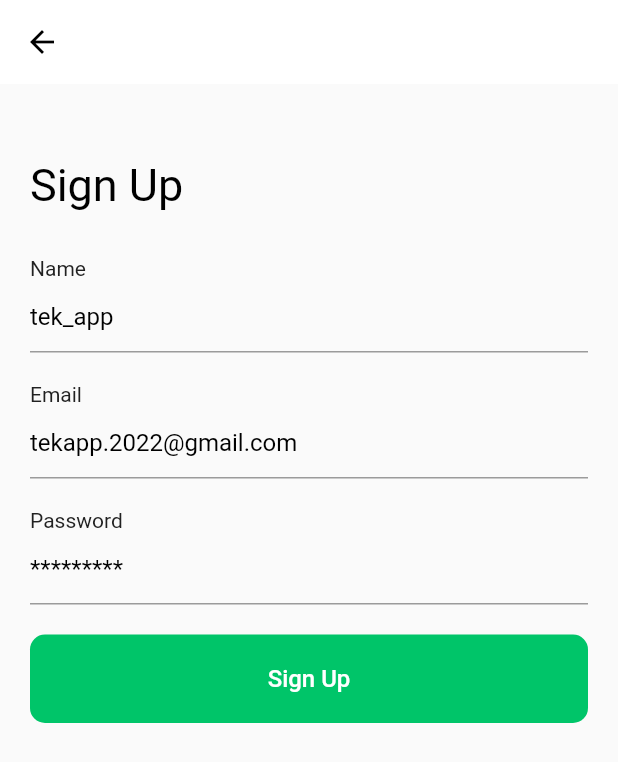
After one commit to huseyindervis19/TekApp, a Flutter app: the screen it shows after launch, after a tap on "Sign Up", on a phone screen of 412 x 824 dp. The commit adds this screen. Shown: the top 762 px of the screen. Run offline on Flutter 3.47's test engine with Material 2 defaults, Android fonts, the phone set to English and light mode, and no system bars; our stand-ins replace firebase_auth, firebase_core, get, google_sign_in; missing offline and left inert: flutter_login_facebook; accounts and stored records are empty.

Commit message:
add register screeen

```diff
--- a/lib/view/auth/login_screen.dart
+++ b/lib/view/auth/login_screen.dart
@@ -2,6 +2,7 @@ import 'package:flutter/material.dart';
 import 'package:get/get.dart';
 import 'package:tek_app/constance.dart';
 import 'package:tek_app/core/view_model/auth_view_model.dart';
+import 'package:tek_app/view/auth/register_view.dart';
 import 'package:tek_app/view/widgets/custom_button.dart';
 import 'package:tek_app/view/widgets/custom_button_social.dart';
 import 'package:tek_app/view/widgets/custom_text.dart';
@@ -30,10 +31,15 @@ class LoginScreen extends GetWidget<AuthViewModel> {
                     text: 'Welcome ,',
                     fontSize: 30,
                   ),
-                  CustomText(
-                    text: 'Sign Up',
-                    color: kMainColor,
-                    fontSize: 18,
+                  GestureDetector(
+                    onTap: () {
+                      Get.to(RegisterView());
+                    },
+                    child: CustomText(
+                      text: 'Sign Up',
+                      color: kMainColor,
+                      fontSize: 18,
+                    ),
                   ),
                 ],
               ),
--- /dev/null
+++ b/lib/view/auth/register_view.dart
@@ -0,0 +1,114 @@
+import 'package:get/get.dart';
+import 'package:flutter/material.dart';
+import 'package:tek_app/core/view_model/auth_view_model.dart';
+import 'package:tek_app/view/auth/login_screen.dart';
+import '../widgets/custom_button.dart';
+import '../widgets/custom_text.dart';
+import '../widgets/custom_text_form_field.dart';
+import 'package:tek_app/constance.dart';
+
+class RegisterView extends GetWidget<AuthViewModel> {
+  final GlobalKey<FormState> _globalKey = GlobalKey<FormState>();
+
+  get kMainColor => null;
+  @override
+  Widget build(BuildContext context) {
+    return Scaffold(
+      resizeToAvoidBottomInset: false,
+      appBar: AppBar(
+        elevation: 0.0,
+        backgroundColor: Colors.white,
+        leading: GestureDetector(
+          onTap: () {
+            Get.off(LoginScreen());
+          },
+          child: Icon(
+            Icons.arrow_back,
+            color: Colors.black,
+          ),
+        ),
+      ),
+      body: Padding(
+        padding: const EdgeInsets.only(top: 50, right: 20, left: 20),
+        child: Form(
+          key: _globalKey,
+          child: Column(
+            children: [
+              CustomText(
+                text: 'Sign Up',
+                fontSize: 30,
+              ),
+              SizedBox(
+                height: 30,
+              ),
+              CustomTextFotmField(
+                text: 'Name',
+                hint: 'tek_app',
+                onSave: (newValue) {
+                  controller.name = newValue!;
+                },
+                validator: (newValue) {
+                  if (newValue == null) {
+                    print('Error');
+                  }
+                },
+              ),
+              SizedBox(
+                height: 20,
+              ),
+              CustomTextFotmField(
+                text: 'Email',
+                hint: 'tekapp.2022@gmail.com',
+                onSave: (newValue) {
+                  controller.email = newValue!;
+                },
+                validator: (newValue) {
+                  if (newValue == null) {
+                    print('Error');
+                  }
+                },
+              ),
+              SizedBox(
+                height: 20,
+              ),
+              CustomTextFotmField(
+                text: 'Password',
+                hint: '*********',
+                onSave: (newValue) {
+                  controller.password = newValue!;
+                },
+                validator: (value) {
+                  if (value == null) {
+                    print('Error');
+                  }
+                },
+              ),
+              SizedBox(
+                height: 20,
+              ),
+              CustomButton(
+                text: 'Sign Up',
+                onPressed: () {
+                  _globalKey.currentState!.save();
+                  if (_globalKey.currentState!.validate()) {
+                    controller.createAccountWiEmailAndPassword();
+                  }
+
+                  // Navigator.push(
+                  //     context,
+                  //     MaterialPageRoute(
+                  //       builder: (context) => SecondScreen(),
+                  //     ));
+                  // Get.to(SecondScreen());
+                },
+              ),
+              SizedBox(
+                height: 20,
+              ),
+            ],
+          ),
+        ),
+      ),
+    );
+  }
+}
```
Also changed, not shown: lib/core/view_model/auth_view_model.dart (+15 -0 lines).
